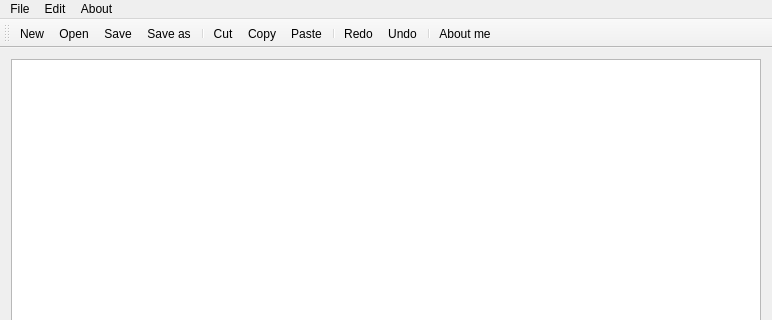
First picture: the form in VlyfNotepad/mainwindow.ui, repository ManateeFan/vlyf_toys, before the edit; both pictures show x 0 to 772 and y 0 to 320 of the 772 by 619 pixel window.
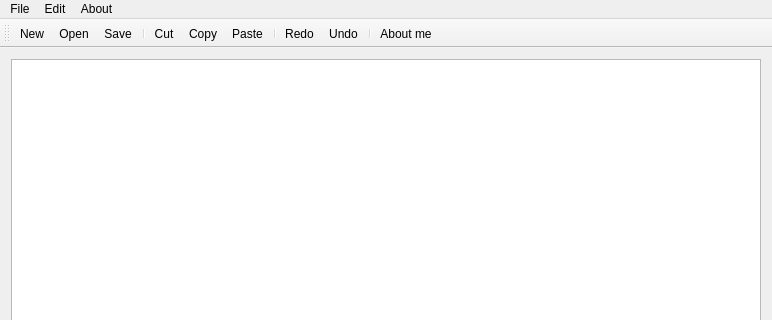
Second picture: the form after the edit. Icons and pictures are not drawn.

The edit to the form file:
```diff
--- a/VlyfNotepad/mainwindow.ui
+++ b/VlyfNotepad/mainwindow.ui
@@ -75,7 +75,6 @@
    <addaction name="actionNew"/>
    <addaction name="actionOpen"/>
    <addaction name="actionSave"/>
-   <addaction name="actionSave_as"/>
    <addaction name="separator"/>
    <addaction name="actionCut"/>
    <addaction name="actionCopy"/>
@@ -168,15 +167,6 @@
     <string>About me</string>
    </property>
   </action>
-  <action name="actionSave_as">
-   <property name="icon">
-    <iconset resource="rec.qrc">
-     <normaloff>:/rec/img/Saveas.jpeg</normaloff>:/rec/img/Saveas.jpeg</iconset>
-   </property>
-   <property name="text">
-    <string>Save as</string>
-   </property>
-  </action>
   <action name="actionFont">
    <property name="text">
     <string>Font</string>
```
Left out of the diff: 19 changed lines with no effect on the pictures.
